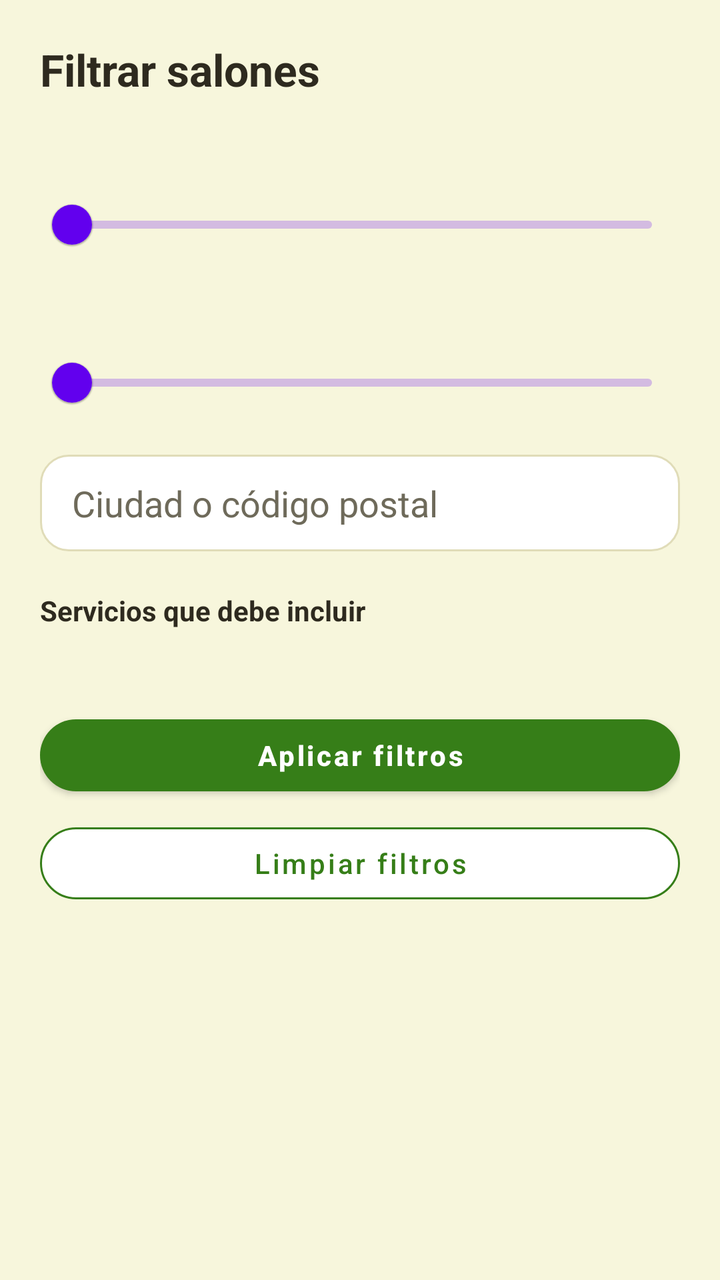
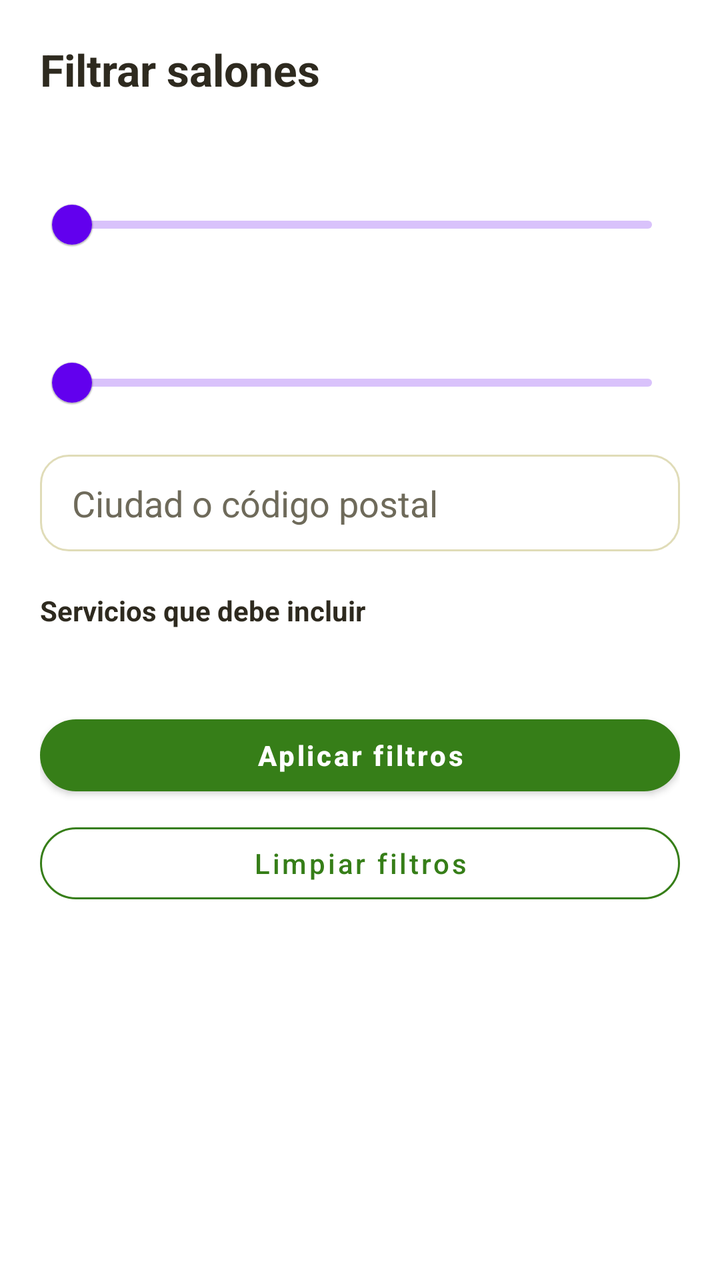

Screens rendered from an Android XML layout before and after an edit, with the pre-edit source and the edit as a unified diff.
<!-- AndroidManifest.xml: application theme Theme.Ocasion_mobil_v2 -->
<!-- res/layout/bottom_sheet_filtros_salones.xml -->
<?xml version="1.0" encoding="utf-8"?>
<ScrollView xmlns:android="http://schemas.android.com/apk/res/android"
    xmlns:app="http://schemas.android.com/apk/res-auto"
    android:layout_width="match_parent"
    android:layout_height="wrap_content"
    android:background="@color/bg_general"
    android:fillViewport="true">

    <LinearLayout
        android:layout_width="match_parent"
        android:layout_height="wrap_content"
        android:orientation="vertical"
        android:padding="20dp">

        <TextView
            android:layout_width="match_parent"
            android:layout_height="wrap_content"
            android:text="Filtrar salones"
            android:textColor="@color/texto_principal"
            android:textSize="22sp"
            android:textStyle="bold" />

        <TextView
            android:id="@+id/tvRangoCapacidad"
            android:layout_width="match_parent"
            android:layout_height="wrap_content"
            android:layout_marginTop="20dp"
            android:textColor="@color/texto_principal" />

        <com.google.android.material.slider.RangeSlider
            android:id="@+id/sliderCapacidad"
            android:layout_width="match_parent"
            android:layout_height="wrap_content"
            android:contentDescription="Rango de capacidad de asistentes" />

        <TextView
            android:id="@+id/tvPrecioMaximo"
            android:layout_width="match_parent"
            android:layout_height="wrap_content"
            android:layout_marginTop="12dp"
            android:textColor="@color/texto_principal" />

        <com.google.android.material.slider.Slider
            android:id="@+id/sliderPrecio"
            android:layout_width="match_parent"
            android:layout_height="wrap_content"
            android:contentDescription="Precio máximo por hora" />

        <AutoCompleteTextView
            android:id="@+id/etCiudadCp"
            android:layout_width="match_parent"
            android:layout_height="wrap_content"
            android:layout_marginTop="12dp"
            android:completionThreshold="1"
            android:hint="Ciudad o código postal"
            android:inputType="textCapWords"
            android:maxLines="1"
            android:minHeight="48dp"
            android:singleLine="true"
            android:background="@drawable/bg_edittext"
            android:textColor="@color/texto_principal"
            android:textColorHint="@color/texto_secundario"/>

        <TextView
            android:layout_width="match_parent"
            android:layout_height="wrap_content"
            android:layout_marginTop="20dp"
            android:text="Servicios que debe incluir"
            android:textColor="@color/texto_principal"
            android:textStyle="bold" />

        <com.google.android.material.chip.ChipGroup
            android:id="@+id/chipsServiciosFiltro"
            android:layout_width="match_parent"
            android:layout_height="wrap_content"
            app:chipSpacingHorizontal="6dp"
            app:singleLine="false"
            app:singleSelection="false" />

        <TextView
            android:id="@+id/tvEstadoServiciosFiltro"
            android:layout_width="match_parent"
            android:layout_height="wrap_content"
            android:accessibilityLiveRegion="polite"
            android:textColor="@color/texto_secundario" />

        <com.google.android.material.button.MaterialButton
            android:id="@+id/btnReintentarServiciosFiltro"
            style="@style/BotonOcasionSecundario"
            android:layout_width="wrap_content"
            android:layout_height="wrap_content"
            android:layout_marginTop="8dp"
            android:text="Reintentar carga de servicios"
            android:visibility="gone" />

        <com.google.android.material.button.MaterialButton
            android:id="@+id/btnAplicarFiltros"
            style="@style/BotonOcasionPrincipal"
            android:layout_width="match_parent"
            android:layout_height="wrap_content"
            android:layout_marginTop="20dp"
            android:text="Aplicar filtros" />

        <com.google.android.material.button.MaterialButton
            android:id="@+id/btnLimpiarFiltros"
            style="@style/BotonOcasionSecundario"
            android:layout_width="match_parent"
            android:layout_height="wrap_content"
            android:layout_marginTop="6dp"
            android:text="Limpiar filtros" />

    </LinearLayout>
</ScrollView>
<!-- resources referenced by this layout -->
<resources>
  <color name="bg_general">#F7F6DC</color>
  <color name="texto_principal">#2E2A1F</color>
  <color name="texto_secundario">#6E6A5A</color>
  <!-- drawable bg_edittext (drawable) -->
  <?xml version="1.0" encoding="utf-8"?>
  <shape xmlns:android="http://schemas.android.com/apk/res/android"
      android:shape="rectangle">
  
      <solid android:color="@color/blanco" />
      <stroke
          android:width="1dp"
          android:color="@color/borde_input" />
      <corners android:radius="14dp" />
      <padding
          android:left="16dp"
          android:top="12dp"
          android:right="16dp"
          android:bottom="12dp" />
  </shape>
  <style name="BotonOcasionPrincipal" parent="Widget.MaterialComponents.Button">
          <item name="backgroundTint">@color/verde_primario</item>
          <item name="android:textColor">@color/blanco</item>
          <item name="android:textAllCaps">false</item>
          <item name="android:textStyle">bold</item>
          <item name="android:minHeight">48dp</item>
          <item name="cornerRadius">22dp</item>
      </style>
  <style name="BotonOcasionSecundario" parent="Widget.MaterialComponents.Button.OutlinedButton">
          <item name="backgroundTint">@color/blanco</item>
          <item name="strokeColor">@color/verde_primario</item>
          <item name="strokeWidth">1dp</item>
          <item name="android:textColor">@color/verde_primario</item>
          <item name="android:textAllCaps">false</item>
          <item name="android:minHeight">48dp</item>
          <item name="cornerRadius">22dp</item>
      </style>
  <style name="Theme.Ocasion_mobil_v2" parent="Theme.MaterialComponents.Light.NoActionBar" />
  <color name="blanco">#FFFFFF</color>
  <color name="borde_input">#E0DCB8</color>
  <color name="verde_primario">#367E18</color>
</resources>

<!-- the commit's change to res/layout/bottom_sheet_filtros_salones.xml (unified diff, before → after) -->
@@ -10,7 +10,8 @@
         android:layout_width="match_parent"
         android:layout_height="wrap_content"
         android:orientation="vertical"
-        android:padding="20dp">
+        android:padding="20dp"
+        >
 
         <TextView
             android:layout_width="match_parent"
<!-- resource entries referenced after the edit -->
@@ -1,6 +1,6 @@
 <!-- resources referenced by this layout -->
 <resources>
-  <color name="bg_general">#F7F6DC</color>
+  <color name="bg_general">#FFFFFF</color>
   <color name="texto_principal">#2E2A1F</color>
   <color name="texto_secundario">#6E6A5A</color>
   <!-- drawable bg_edittext (drawable) -->
